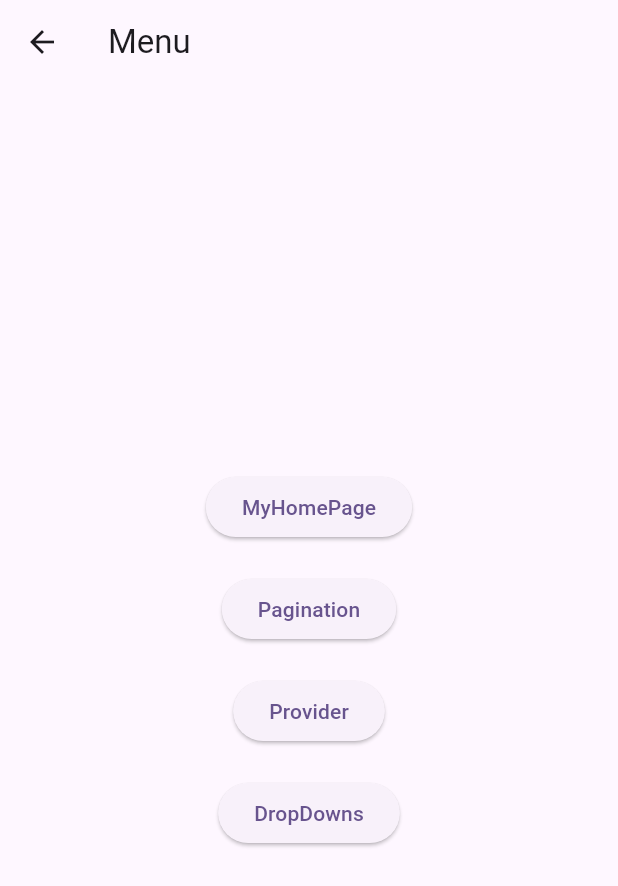
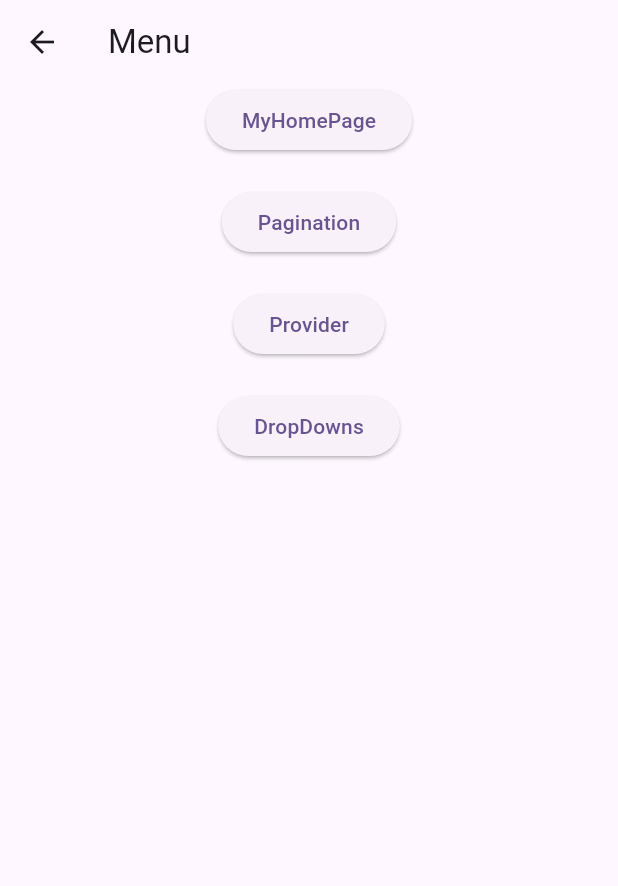
Before and after one commit to ArturoManuel/cubit_prueba, a Flutter app: the screen it shows after launch, on a phone screen of 412 x 824 dp. Shown: the top 886 px of the screen. Run offline on Flutter 3.47's test engine with Material 3 defaults, Android fonts, the light colour scheme and no system bars; our stand-ins replace bloc, dio, dropdown_button2, equatable, flutter_bloc, freezed_annotation.

Commit message:
Probando con filtros dobles .

```diff
--- a/lib/presentation/dropdown/dropdown.dart
+++ b/lib/presentation/dropdown/dropdown.dart
@@ -20,8 +20,7 @@ class DropdownMenuExample extends StatelessWidget {
               padding: const EdgeInsets.all(16.0),
               child: CustomDropdown(),
             ),
-            if (dropdownProvider.displayedCountry != null &&
-                dropdownProvider.displayedState != null)
+            if (dropdownProvider.displayedCountry != null && dropdownProvider.displayedState != null)
               Padding(
                 padding: const EdgeInsets.all(20.0),
                 child: Text(
--- a/lib/presentation/dropdown/provider.dart
+++ b/lib/presentation/dropdown/provider.dart
@@ -1,5 +1,4 @@
 import 'package:flutter/material.dart';
-
 class DropdownProvider with ChangeNotifier {
   final List<String> countries = ['Argentina', 'Brazil', 'Canada', 'Denmark'];
   final Map<String, List<String>> states = {
@@ -8,15 +7,12 @@ class DropdownProvider with ChangeNotifier {
     'Canada': ['Ontario', 'Quebec', 'British Columbia'],
     'Denmark': ['Hovedstaden', 'Sjælland', 'Syddanmark'],
   };
-
   String? selectedCountry;
   String? selectedState;
   String? displayedCountry;
   String? displayedState;
   bool canLoadContent = false;
-
   DropdownProvider() {
-    // Establecer valores por defecto
     selectedCountry = 'Argentina';
     selectedState = 'Buenos Aires';
     loadContent();
--- a/lib/presentation/dropdown/widget/customDropdown.dart
+++ b/lib/presentation/dropdown/widget/customDropdown.dart
@@ -2,11 +2,12 @@ import 'package:flutter/material.dart';
 import 'package:dropdown_button2/dropdown_button2.dart';
 import 'package:provider/provider.dart';
 import '../provider.dart';
+
+
 class CustomDropdown extends StatelessWidget {
   @override
   Widget build(BuildContext context) {
     final dropdownProvider = Provider.of<DropdownProvider>(context);
-
     return LayoutBuilder(
       builder: (context, constraints) {
         return Row(
--- a/lib/presentation/menu/menu_page.dart
+++ b/lib/presentation/menu/menu_page.dart
@@ -1,26 +1,21 @@
-
-
-
 import 'package:cubic_prueba/presentation/home/view/homepage.dart';
 import 'package:cubic_prueba/presentation/provider/provider.dart';
 import 'package:flutter/material.dart';
 import 'package:provider/provider.dart';
-
 import '../dropdown/dropdown.dart';
 import '../dropdown/provider.dart';
 import '../pagination/view/pagination_page.dart';
 import '../provider/providerinfo.dart';
-
 class MenuPage extends StatelessWidget {
   const MenuPage({super.key});
-
   @override
   Widget build(BuildContext context) {
     return Scaffold(
       appBar: AppBar (
         title: Text('Menu'),
       ),
-      body: Center (
+      body: SingleChildScrollView(
+        child: Center (
           child:  Column (
             mainAxisAlignment: MainAxisAlignment.center,
             children:<Widget>[
@@ -72,6 +67,7 @@ class MenuPage extends StatelessWidget {
           ),
 
         ),
+      ),
 
     );
   }
```
Lines whose indentation alone changed are shown as unchanged.
